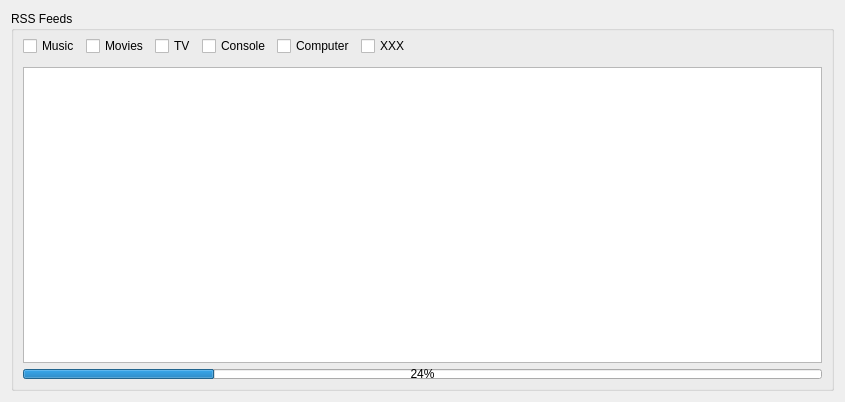
Old version of the form plugins/rss/rss.ui in the repository ensisoft/newsflash-plus.
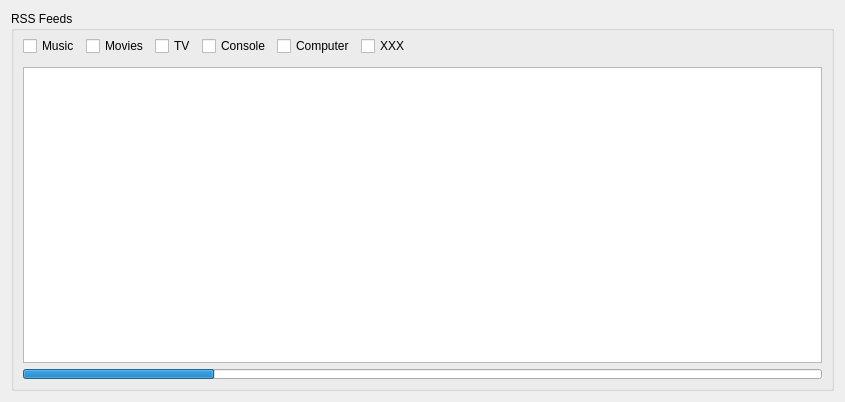
New version of the form. Icons and pictures are not drawn.

The edit to the form file:
```diff
--- a/plugins/rss/rss.ui
+++ b/plugins/rss/rss.ui
@@ -163,6 +163,9 @@
         <property name="value">
          <number>24</number>
         </property>
+        <property name="textVisible">
+         <bool>false</bool>
+        </property>
        </widget>
       </item>
      </layout>
```
